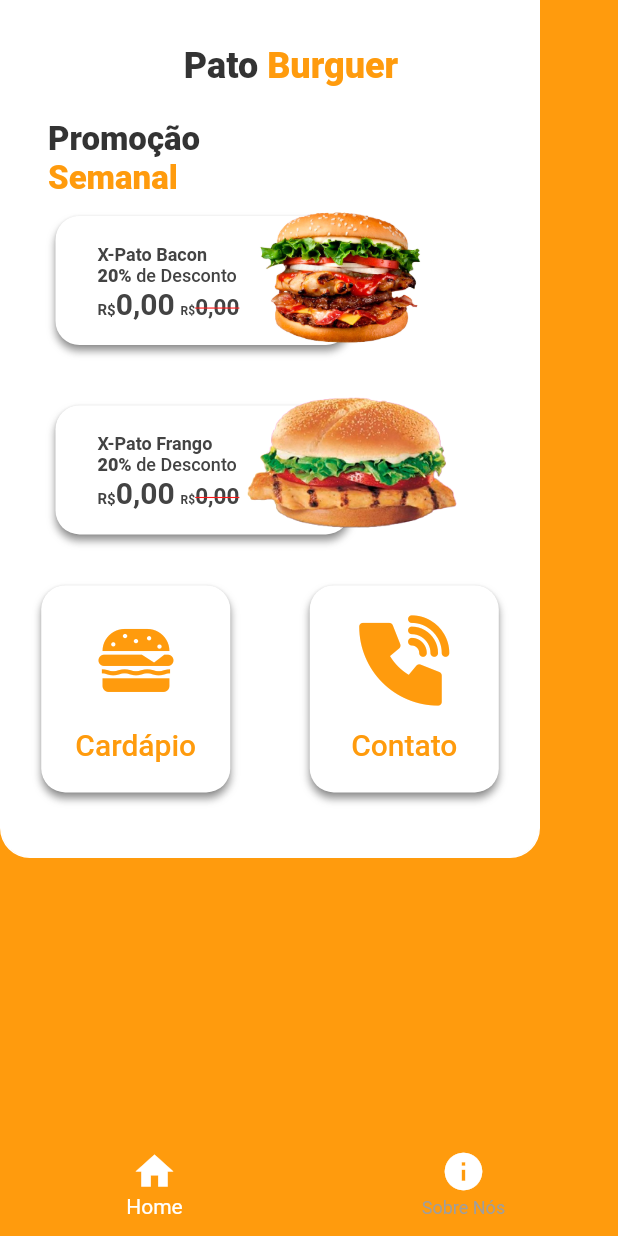
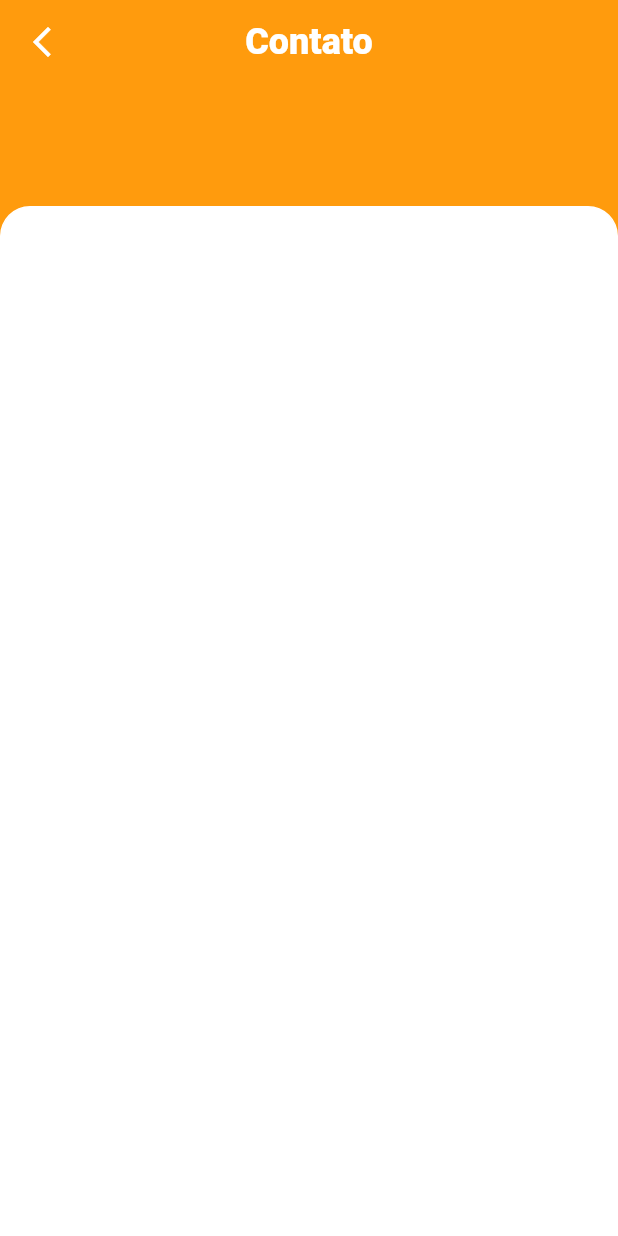
Before and after one commit to ZeusMoreira/app_client, a Flutter app: the screen it shows after launch, after a tap on "Contato", on a phone screen of 412 x 824 dp. Run offline on Flutter 3.47's test engine with Material 2 defaults, Android fonts, the phone set to English and light mode, and no system bars.

Commit message:
Tela de Contato

```diff
--- a/app_client/lib/TelaHome/contato.dart
+++ b/app_client/lib/TelaHome/contato.dart
@@ -3,8 +3,9 @@
 import 'package:app_client/assets/pb_icons.dart';
 import 'package:flutter/material.dart';
 
+import 'contatoPage.dart';
+
 class Contato extends StatefulWidget {
-
   @override
   _ContatoState createState() => _ContatoState();
 }
@@ -13,46 +14,41 @@ class _ContatoState extends State<Contato> {
   @override
   Widget build(BuildContext context) {
     return Container(
-                      decoration: BoxDecoration(
-                        borderRadius: BorderRadius.circular(16.0),
-                        boxShadow: [BoxShadow(
+      decoration:
+          BoxDecoration(borderRadius: BorderRadius.circular(16.0), boxShadow: [
+        BoxShadow(
             color: Colors.black.withOpacity(0.25),
             spreadRadius: 0,
             blurRadius: 4,
-                          offset: Offset(0,4)
-                        )]
-                      ),
+            offset: Offset(0, 4))
+      ]),
       height: 138.0,
       width: 126.0,
       child: ElevatedButton(
           style: ElevatedButton.styleFrom(
             shape: RoundedRectangleBorder(
-                            borderRadius: BorderRadius.circular(16.0)
-                          ),
+                borderRadius: BorderRadius.circular(16.0)),
             primary: Color(0xFFFFFFFF),
             onPrimary: Color(0xFF434343),
           ),
-                        onPressed: (){},
+          onPressed: () {
+            Navigator.of(context)
+                .push(MaterialPageRoute(builder: (context) => ContatoPage()));
+          },
           child: Column(
             mainAxisAlignment: MainAxisAlignment.center,
             children: [
-                            Icon(
-                              PatoBurguerIcons.phone_icon,
-                              color: Color(0xFFFF9B0D),
-                              size: 75.0
-                            ),
-                            Text(
-                              "Contato",
+              Icon(PatoBurguerIcons.phone_icon,
+                  color: Color(0xFFFF9B0D), size: 75.0),
+              Text("Contato",
                   style: TextStyle(
                       color: Color(0xFFFF9B0D),
                       fontSize: 20.0,
                       fontWeight: FontWeight.w500,
                       fontStyle: FontStyle.normal,
-                                fontFamily: "Roboto"
-                              )
-                            )
-                          ],)
-                      ),
+                      fontFamily: "Roboto"))
+            ],
+          )),
     );
   }
 }
--- /dev/null
+++ b/app_client/lib/TelaHome/contatodesign.dart
@@ -0,0 +1,35 @@
+import 'package:flutter/material.dart';
+
+class ContatoDesign extends StatefulWidget {
+  @override
+  _ContatoDesignState createState() => _ContatoDesignState();
+}
+
+class _ContatoDesignState extends State<ContatoDesign> {
+  @override
+  Widget build(BuildContext context) {
+    return Stack(
+      children: [
+        Column(
+          crossAxisAlignment: CrossAxisAlignment.center,
+          mainAxisSize: MainAxisSize.max,
+          mainAxisAlignment: MainAxisAlignment.end,
+          children: [
+            Container(
+              decoration: BoxDecoration(
+                  color: Colors.white,
+                  border: Border.all(
+                    color: Colors.white,
+                  ),
+                  borderRadius: BorderRadius.only(
+                      topRight: Radius.circular(20.0),
+                      topLeft: Radius.circular(20.0))),
+              height: (MediaQuery.of(context).size.height) / 1.2,
+              width: double.infinity,
+            ),
+          ],
+        ),
+      ],
+    );
+  }
+}
--- /dev/null
+++ b/app_client/lib/TelaHome/contatopage.dart
@@ -0,0 +1,47 @@
+// ignore_for_file: prefer_const_constructors
+
+import 'package:app_client/TelaHome/contatodesign.dart';
+import 'package:app_client/TelaHome/design.dart';
+import 'package:app_client/TelaHome/myapp.dart';
+import 'package:flutter/material.dart';
+
+class ContatoPage extends StatefulWidget {
+  @override
+  _ContatoPage createState() => _ContatoPage();
+}
+
+class _ContatoPage extends State<ContatoPage> {
+  @override
+  Widget build(BuildContext context) {
+    return MaterialApp(
+      debugShowCheckedModeBanner: false,
+      home: Scaffold(
+        backgroundColor: Color(0xFFFF9B0D),
+        appBar: AppBar(
+          leading: Builder(
+            builder: (context) => IconButton(
+              icon: Icon(Icons.arrow_back_ios_new_sharp),
+              onPressed: () {
+                Navigator.of(context)
+                    .push(MaterialPageRoute(builder: (context) => MyApp()));
+              },
+            ),
+          ),
+          backgroundColor: Colors.transparent,
+          elevation: 0,
+          centerTitle: true,
+          title: Text(
+            "Contato",
+            style: new TextStyle(
+                fontSize: 24.0,
+                fontFamily: "Roboto",
+                fontStyle: FontStyle.normal,
+                color: Color(0xFFFFFFFF),
+                fontWeight: FontWeight.w900),
+          ),
+        ),
+        body: ContatoDesign(),
+      ),
+    );
+  }
+}
--- a/app_client/lib/TelaHome/design.dart
+++ b/app_client/lib/TelaHome/design.dart
@@ -1,4 +1,3 @@
-
 // ignore_for_file: prefer_const_constructors, prefer_const_literals_to_create_immutables
 
 import 'package:app_client/TelaHome/Promoções/promo1.dart';
@@ -11,7 +10,6 @@ import 'package:app_client/TelaHome/promotext.dart';
 import 'package:flutter/material.dart';
 
 class Design extends StatefulWidget {
-
   @override
   _DesignState createState() => _DesignState();
 }
@@ -29,12 +27,9 @@ class _DesignState extends State<Design> {
               ),
               borderRadius: BorderRadius.only(
                   bottomRight: Radius.circular(20.0),
-                  bottomLeft: Radius.circular(20.0)
-                )
-              ),
+                  bottomLeft: Radius.circular(20.0))),
           height: 572.0,
-              width: 360.0,
-
+          width: double.infinity,
           child: SingleChildScrollView(
             child: Column(
               children: [
@@ -55,7 +50,8 @@ class _DesignState extends State<Design> {
                     ],
                   ),
                 )
-                  ],),
+              ],
+            ),
           ),
         ),
         Positioned(
@@ -80,11 +76,7 @@ class _DesignState extends State<Design> {
             width: 112.0,
           ),
         ),
-
-
       ],
     );
-
-
   }
 }
```
Lines whose indentation alone changed are shown as unchanged.
